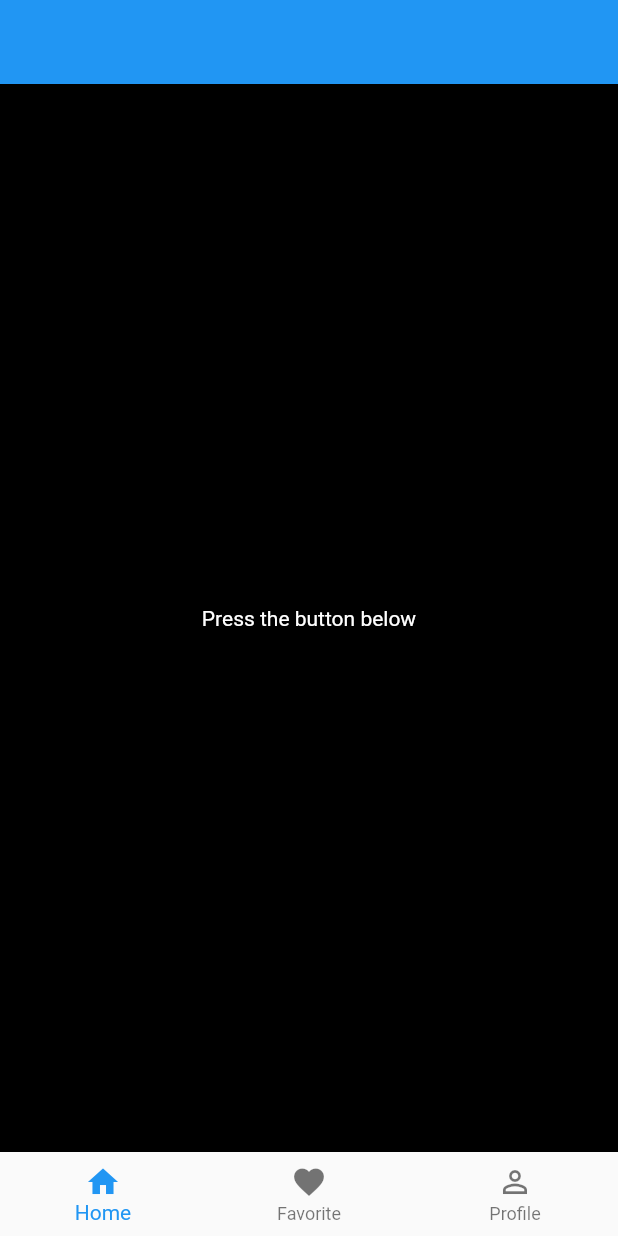
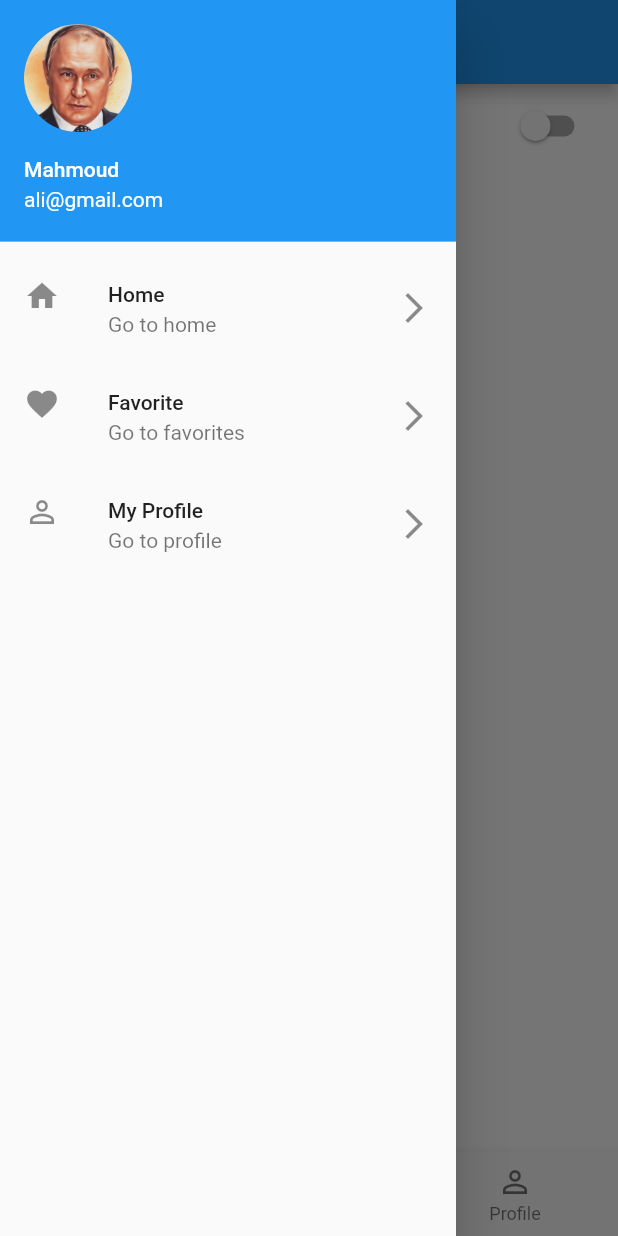
Before and after one commit to mansourzaki/gsk_ui, a Flutter app: the screen it shows after launch, with the side drawer open (before the commit the screen has no drawer), on a phone screen of 412 x 824 dp. Run offline on Flutter 3.47's test engine with Material 2 defaults, Android fonts, the phone set to English and light mode, and no system bars.

Commit message:
dark mode callback function

```diff
--- a/lib/main.dart
+++ b/lib/main.dart
@@ -2,7 +2,33 @@ import 'package:flutter/material.dart';
 import 'package:gsk_ui/screens/first_screen.dart';
 
 void main() {
-  runApp(const MaterialApp(
-    home: MyFirstScreen(),
-  ));
+  runApp(
+    MyApp(),
+  );
 }
+
+class MyApp extends StatefulWidget {
+  const MyApp({Key? key}) : super(key: key);
+
+  @override
+  State<MyApp> createState() => _MyAppState();
+}
+
+class _MyAppState extends State<MyApp> {
+  bool isDark = false;
+  changeTheme(bool value) {
+    isDark = value;
+    setState(() {});
+  }
+
+  @override
+  Widget build(BuildContext context) {
+    return MaterialApp(
+      theme: isDark ? ThemeData.dark() : ThemeData.light(),
+      home: MyFirstScreen(
+        changeTheme: changeTheme,
+        isDark: isDark,
+      ),
+    );
+  }
+}
--- a/lib/screens/first_screen.dart
+++ b/lib/screens/first_screen.dart
@@ -1,7 +1,12 @@
 import 'package:flutter/material.dart';
+import 'package:gsk_ui/models/mythemes.dart';
+import 'package:gsk_ui/widgets/drawer_widget.dart';
 
 class MyFirstScreen extends StatefulWidget {
-  const MyFirstScreen({Key? key}) : super(key: key);
+  Function changeTheme;
+  bool isDark;
+  MyFirstScreen({Key? key, required this.changeTheme, required this.isDark})
+      : super(key: key);
 
   @override
   State<MyFirstScreen> createState() => _MyFirstScreenState();
@@ -9,23 +14,38 @@ class MyFirstScreen extends StatefulWidget {
 
 class _MyFirstScreenState extends State<MyFirstScreen> {
   String content = 'Press the button below';
-  Color _color = Colors.black;
+  Color _color = Colors.white;
   int index = 0;
+  //bool isEnabled = false;
+  // ThemeData theme = light();
   @override
   Widget build(BuildContext context) {
     return Scaffold(
       backgroundColor: _color,
-      appBar: AppBar(),
+      appBar: AppBar(
+        title: Text(''),
+      ),
       body: Column(
         crossAxisAlignment: CrossAxisAlignment.stretch,
         mainAxisAlignment: MainAxisAlignment.center,
         children: [
+          SwitchListTile(
+            value: widget.isDark,
+            onChanged: (value) {
+              widget.changeTheme(value);
+            },
+            title: Text(
+              widget.isDark ? 'ON' : 'OFF',
+              style: TextStyle(color: Colors.black),
+            ),
+          ),
+          Spacer(),
           Text(
             content,
             textAlign: TextAlign.center,
-            style: TextStyle(
-                color: _color == Colors.black ? Colors.white : Colors.black),
+            style: TextStyle(color: Colors.black),
           ),
+          Spacer(),
           // ElevatedButton(
           //     onPressed: () {
           //       _color = _color == Colors.white ? Colors.black : Colors.white;
@@ -33,6 +53,9 @@ class _MyFirstScreenState extends State<MyFirstScreen> {
           //     },
           //     child: const Text('Change color'))
         ],
+      ),
+      drawer: Drawer(
+        child: drawerContents(),
       ),
       bottomNavigationBar: BottomNavigationBar(
           currentIndex: index,
@@ -45,11 +68,9 @@ class _MyFirstScreenState extends State<MyFirstScreen> {
             } else {
               content = 'Profile';
             }
-            setState(() {
-
-            });
+            setState(() {});
           },
-          items: [
+          items: const [
             BottomNavigationBarItem(icon: Icon(Icons.home), label: 'Home'),
             BottomNavigationBarItem(
                 icon: Icon(Icons.favorite), label: 'Favorite'),
@@ -58,4 +79,56 @@ class _MyFirstScreenState extends State<MyFirstScreen> {
           ]),
     );
   }
+
+  Widget drawerContents() {
+    return ListView(
+      shrinkWrap: true,
+      children: [
+        const UserAccountsDrawerHeader(
+          accountName: Text('Mahmoud'),
+          accountEmail: Text('ali@gmail.com'),
+          currentAccountPicture: CircleAvatar(
+            backgroundImage: AssetImage('assets/images/putin.jpg'),
+          ),
+        ),
+        ListTile(
+          leading: const Icon(Icons.home),
+          title: const Text('Home'),
+          onTap: () {
+            index = 0;
+            content = 'Home';
+
+            Navigator.pop(context);
+            setState(() {});
+          },
+          trailing: const Icon(Icons.arrow_forward_ios),
+          subtitle: const Text('Go to home'),
+        ),
+        ListTile(
+          leading: const Icon(Icons.favorite),
+          title: const Text('Favorite'),
+          onTap: () {
+            index = 1;
+            content = 'Favorite';
+            setState(() {});
+            Navigator.pop(context);
+          },
+          trailing: const Icon(Icons.arrow_forward_ios),
+          subtitle: const Text('Go to favorites'),
+        ),
+        ListTile(
+          leading: const Icon(Icons.perm_identity),
+          title: const Text('My Profile'),
+          onTap: () {
+            index = 2;
+            content = 'Profile';
+            Navigator.pop(context);
+            setState(() {});
+          },
+          trailing: const Icon(Icons.arrow_forward_ios),
+          subtitle: const Text('Go to profile'),
+        ),
+      ],
+    );
+  }
 }
--- /dev/null
+++ b/lib/widgets/drawer_widget.dart
@@ -0,0 +1,35 @@
+import 'package:flutter/material.dart';
+
+Widget drawerContents() {
+  return SizedBox(
+    child: Column(
+      children: const [
+        UserAccountsDrawerHeader(
+          accountName: Text('Mahmoud'),
+          accountEmail: Text('ali@gmail.com'),
+          currentAccountPicture: CircleAvatar(
+            backgroundImage: AssetImage('assets/images/putin.jpg'),
+          ),
+        ),
+        ListTile(
+          leading: Icon(Icons.home),
+          title: Text('Home'),
+          trailing: Icon(Icons.arrow_forward_ios),
+          subtitle: Text('Go to home'),
+        ),
+        ListTile(
+          leading: Icon(Icons.favorite),
+          title: Text('Home'),
+          trailing: Icon(Icons.arrow_forward_ios),
+          subtitle: Text('Go to favorites'),
+        ),
+        ListTile(
+          leading: Icon(Icons.perm_identity),
+          title: Text('My Profile'),
+          trailing: Icon(Icons.arrow_forward_ios),
+          subtitle: Text('Go to profile'),
+        ),
+      ],
+    ),
+  );
+}
```
Also changed, not shown: lib/models/mythemes.dart (added, +66 -0 lines).
